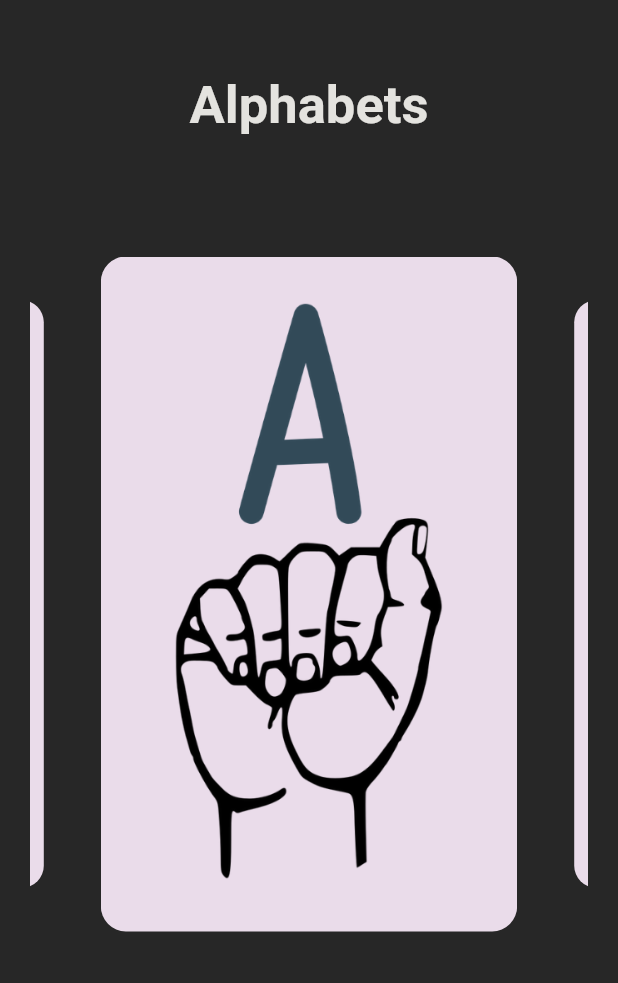
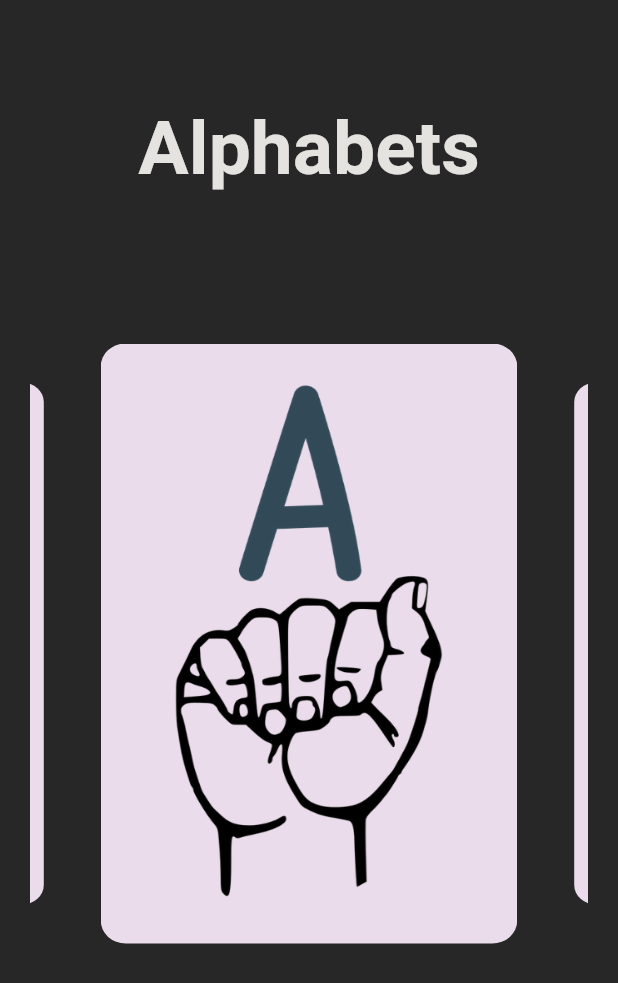
Before and after one commit to srishtiv27/give_me_a_sign, a Flutter app: the screen it shows after launch, on a phone screen of 412 x 824 dp. Shown: the top 983 px of the screen. Run offline on Flutter 3.47's test engine with Material 2 defaults, Android fonts, the phone set to English and light mode, and no system bars; drawn by our look-alikes of carousel_slider.

Commit message:
Updated dimensions of cards

```diff
--- a/lib/screens/alphabets_page.dart
+++ b/lib/screens/alphabets_page.dart
@@ -5,7 +5,7 @@ import 'package:give_me_a_sign/constants/assets.dart';
 
 class AlphabetsPage extends StatelessWidget {
   static String id = 'alphabets_page';
-  List<String> background = [
+  List<String> alphabets = [
     kA,
     kB,
     kC,
@@ -35,7 +35,7 @@ class AlphabetsPage extends StatelessWidget {
   ];
   List<int> buildIndex() {
     List<int> indices = [];
-    for (int i = 0; i < background.length; i++) {
+    for (int i = 0; i < alphabets.length; i++) {
       indices.add(i);
     }
     return indices;
@@ -46,31 +46,31 @@ class AlphabetsPage extends StatelessWidget {
     return Scaffold(
       backgroundColor: Color(0xFF272727),
       body: Padding(
-        padding: EdgeInsets.only(left: 20.0, top: 50, right: 20.0),
+        padding: EdgeInsets.only(left: 20.0, top: 70, right: 20.0),
         child: Column(
           children: <Widget>[
             Center(
               child: Text(
                 'Alphabets',
                 style: TextStyle(
-                  fontSize: 35.0,
+                  fontSize: 50.0,
                   fontWeight: FontWeight.bold,
                   color: Color(0xFFE4E3DF),
                 ),
               ),
             ),
             SizedBox(
-              height: 80.0,
+              height: 100.0,
             ),
             CarouselSlider(
               options: CarouselOptions(
-                height: 450,
+                height: 400,
                 viewportFraction: 0.8,
                 enlargeCenterPage: true,
-                autoPlay: true,
-                autoPlayInterval: Duration(
-                  seconds: 3,
-                ),
+//                autoPlay: true,
+//                autoPlayInterval: Duration(
+//                  seconds: 3,
+//                ),
               ),
               items: buildIndex().map((i) {
                 return Builder(
@@ -85,7 +85,7 @@ class AlphabetsPage extends StatelessWidget {
                         child: ClipRRect(
                           borderRadius: BorderRadius.circular(30),
                           child: Image.asset(
-                            background[i],
+                            alphabets[i],
                           ),
                         ),
                       ),
```
